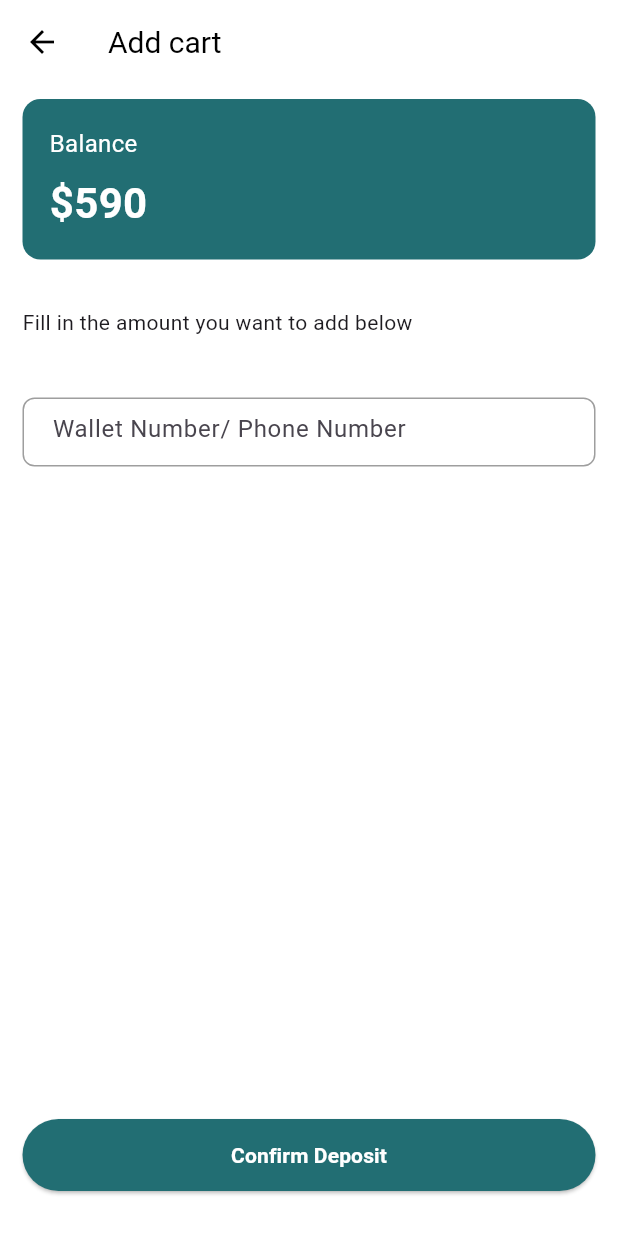
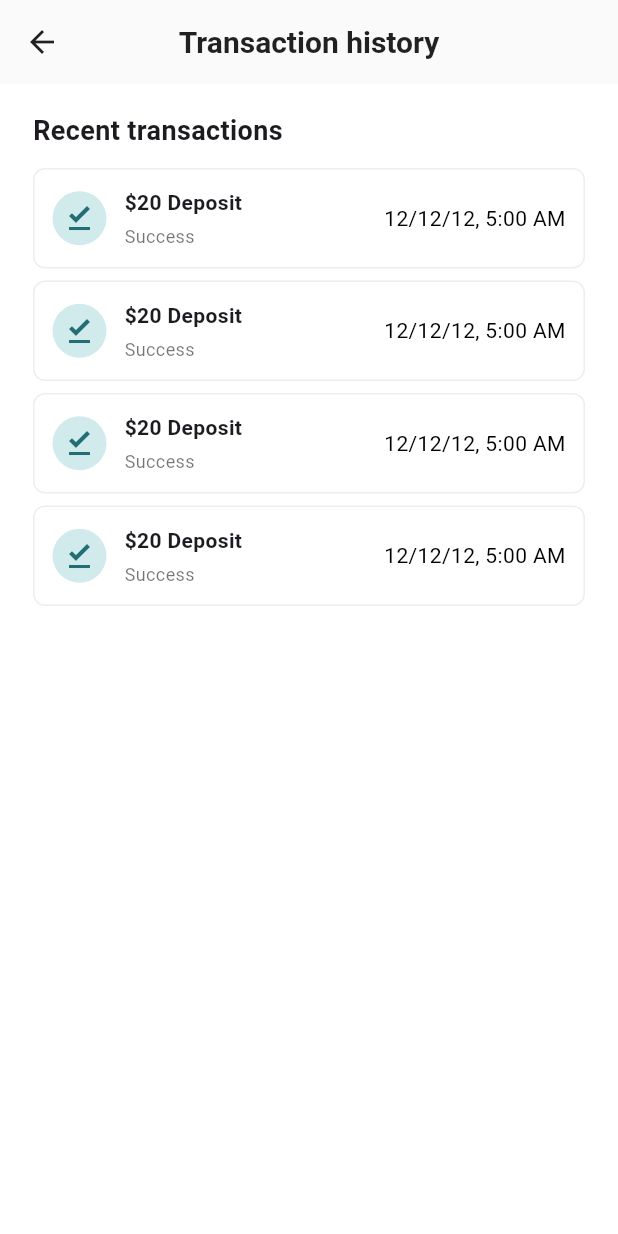
Before and after one commit to LivingstonTardzenyuy/taxi_app, a Flutter app: the ConfirmCard screen opened directly, after a tap on "Confirm Payment Method", on a phone screen of 412 x 824 dp. Run offline on Flutter 3.47's test engine with Material 3 defaults, Android fonts, the phone set to English and light mode, and no system bars; our stand-ins replace fl_chart, get, google_fonts.

Commit message:
work on admin

```diff
--- a/lib/agencyAdmin/admin_payment/view/confirm_card.dart
+++ b/lib/agencyAdmin/admin_payment/view/confirm_card.dart
@@ -2,6 +2,7 @@ import 'package:flutter/material.dart';
 import 'package:get/get_core/src/get_main.dart';
 import 'package:get/get_navigation/src/extension_navigation.dart';
 import 'package:taxi_app/agencyAdmin/admin_payment/view/add_payment.dart';
+import 'package:taxi_app/agencyAdmin/admin_payment/view/transaction_history.dart';
 
 import '../../../client_app/authentication/widgets/primary_button.dart';
 import '../../../theme/colors.dart';
@@ -69,7 +70,8 @@ class ConfirmCard extends StatelessWidget {
                 child: PrimaryButton(
                     label: "Confirm Payment Method",
                     onPressed: () {
-                      Get.to(PaymentAdd());
+                      Get.to(TransactionHistoryScreen());
+                      // Get.to(PaymentAdd());
                     }),
               ),
             )
--- /dev/null
+++ b/lib/agencyAdmin/admin_payment/view/transaction_history.dart
@@ -0,0 +1,96 @@
+import 'package:flutter/material.dart';
+import 'package:get/get_core/src/get_main.dart';
+import 'package:get/get_navigation/src/extension_navigation.dart';
+import 'package:taxi_app/agencyAdmin/admin_payment/view/charge_funds_deposit.dart';
+import 'package:taxi_app/agencyAdmin/admin_payment/view/charge_funds_select.dart';
+import 'package:taxi_app/theme/colors.dart';
+
+class TransactionHistoryScreen extends StatelessWidget {
+  const TransactionHistoryScreen({Key? key}) : super(key: key);
+
+  @override
+  Widget build(BuildContext context) {
+    final items = List.generate(4, (i) => {
+      'title': r'$20 Deposit',
+      'subtitle': 'Success',
+      'date': '12/12/12, 5:00 AM'
+    });
+
+    return Scaffold(
+      appBar: AppBar(
+        backgroundColor: Colors.white,
+        elevation: 0.6,
+        leading: IconButton(
+          icon: const Icon(Icons.arrow_back, color: Colors.black87),
+          onPressed: () => Navigator.of(context).pop(),
+        ),
+        centerTitle: true,
+        title: const Text('Transaction history', style: TextStyle(color: Colors.black87, fontWeight: FontWeight.w600)),
+      ),
+      body: SafeArea(
+        child: Padding(
+          padding: const EdgeInsets.symmetric(horizontal: 22, vertical: 18),
+          child: Column(
+            crossAxisAlignment: CrossAxisAlignment.start,
+            children: [
+              const Text(
+                  'Recent transactions',
+                  style: TextStyle(
+                      fontWeight: FontWeight.w700,
+                      fontSize: 18
+                  )),
+              const SizedBox(height: 12),
+              Expanded(
+                child: ListView.separated(
+                  itemCount: items.length,
+                  separatorBuilder: (_, __) => const SizedBox(height: 8),
+                  itemBuilder: (context, index) {
+                    final it = items[index];
+                    return Container(
+                      padding: const EdgeInsets.symmetric(horizontal: 12, vertical: 12),
+                      decoration: BoxDecoration(
+                        color: Colors.white,
+                        borderRadius: BorderRadius.circular(8),
+                        border: Border.all(color: Colors.grey.shade200),
+                      ),
+                      child: InkWell(
+                        onTap: () {
+                          Get.to(ChargeFundsSelectScreen());
+                        },
+                        child: Row(
+                          children: [
+                            CircleAvatar(
+                              radius: 18,
+                              backgroundColor: Color(0xFFD1EBED),
+                              child: const Icon(Icons.download_done_sharp, color: AppColors.primaryColor),
+                            ),
+                            const SizedBox(width: 12),
+                            Expanded(
+                              child: Column(
+                                crossAxisAlignment: CrossAxisAlignment.start,
+                                children: [
+                                  Text(it['title']!, style: const TextStyle(fontWeight: FontWeight.w600)),
+                                  const SizedBox(height: 4),
+                                  Text(it['subtitle']!, style: const TextStyle(color: Colors.black54, fontSize: 12)),
+                                ],
+                              ),
+                            ),
+                            Text(it['date']!,
+                                style: const TextStyle(
+                                    color: Colors.black,
+                                    fontSize: 14
+                                )),
+                          ],
+                        ),
+                      ),
+                    );
+                  },
+                ),
+              ),
+            ],
+          ),
+        ),
+      ),
+    );
+  }
+}
--- a/lib/agencyAdmin/widgets/drawer.dart
+++ b/lib/agencyAdmin/widgets/drawer.dart
@@ -2,6 +2,7 @@ import 'package:flutter/material.dart';
 import 'package:get/get.dart';
 import 'package:taxi_app/agencyAdmin/admin_payment/view/payment.dart';
 import 'package:taxi_app/agencyAdmin/dispatches/dispatches/views/assigned_trip.dart';
+import 'package:taxi_app/agencyAdmin/feedback/views/feedback.dart';
 import 'package:taxi_app/client_app/features/bookings/booking.dart';
 
 import '../booking/views/booking.dart';
@@ -110,7 +111,7 @@ class AdminDrawer extends StatelessWidget {
                       title: "Feedback",
                       isActive: activePage == "Feedback",
                         onTap: () {
-
+                          Get.to(FeedbackScreen());
                         }
                     ),
                     _menuItem(
```
Also changed, not shown: lib/agencyAdmin/admin_payment/view/charge_funds_deposit.dart (added, +105 -0 lines), lib/agencyAdmin/admin_payment/view/charge_funds_select.dart (added, +124 -0 lines), lib/agencyAdmin/booking/views/assign_driver.dart (+9 -4 lines), lib/agencyAdmin/booking/views/booking.dart (+9 -2 lines), lib/agencyAdmin/dispatches/dispatches/views/assigned_trip.dart (+9 -2 lines), lib/agencyAdmin/feedback/views/feedback.dart (added, +154 -0 lines).
